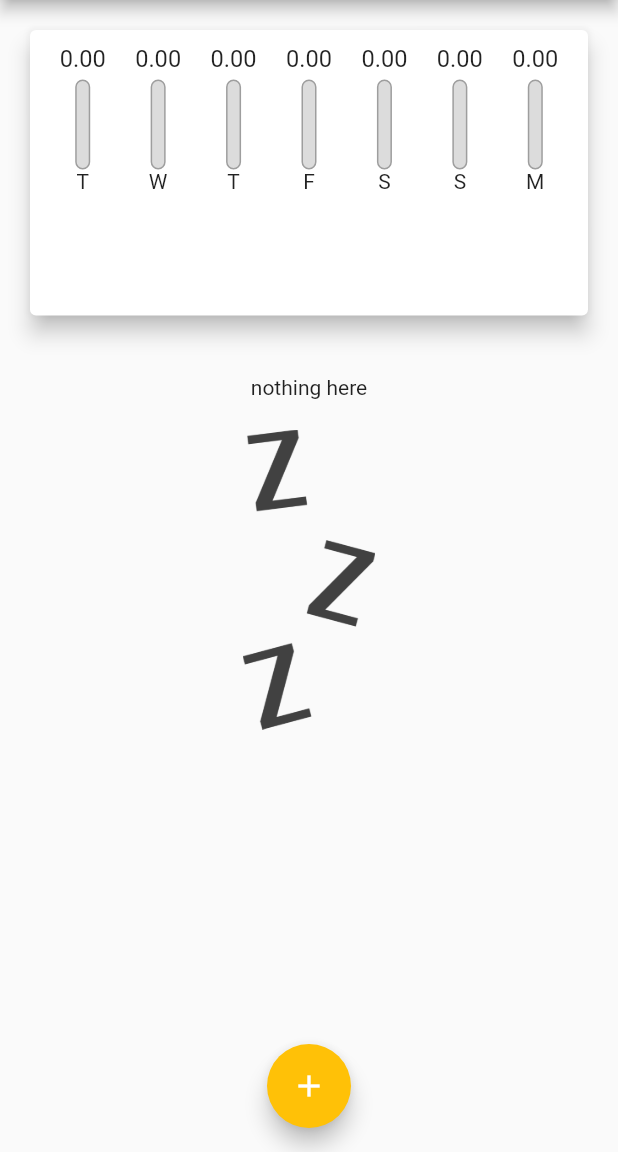
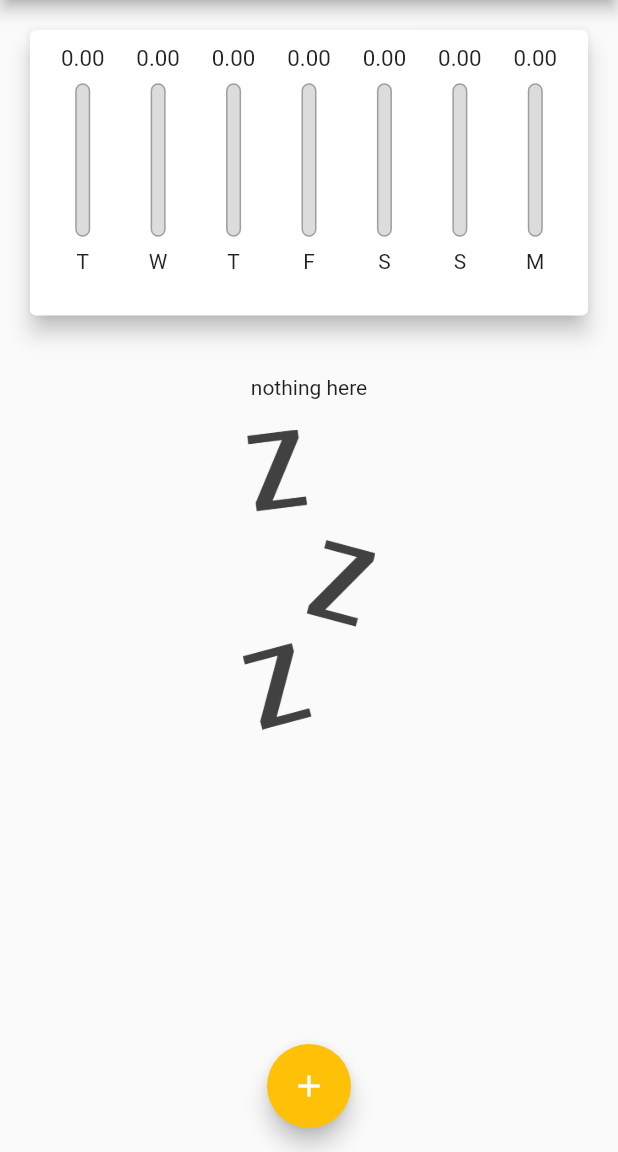
Before and after one commit to Dracorike/Financas, a Flutter app: the screen it shows after launch, on a phone screen of 412 x 824 dp, the part 84-1236 px from its top. Run offline on Flutter 3.47's test engine with Material 2 defaults, Android fonts, the phone set to English and light mode, and no system bars; Roboto replaces fonts that are missing (Arial).

Commit message:
[main] Reforma no chart_bar.

```diff
--- a/lib/ui/components/chart_bar.dart
+++ b/lib/ui/components/chart_bar.dart
@@ -13,20 +13,19 @@ class ChartBar extends StatelessWidget {
 
   @override
   Widget build(BuildContext context) {
+    return LayoutBuilder(builder: (context, constraint) {
       return Column(
         children: [
           SizedBox(
-          height: 18,
+            height: constraint.maxHeight * 0.1,
             child: FittedBox(
               child: Text(value.toStringAsFixed(2)),
             ),
           ),
-        const SizedBox(
-          height: 5,
-        ),
+          SizedBox(height: constraint.maxHeight * 0.05),
           SizedBox(
             width: 10,
-          height: 60,
+            height: constraint.maxHeight * 0.6,
             child: Stack(
               alignment: Alignment.bottomCenter,
               children: [
@@ -53,8 +52,12 @@ class ChartBar extends StatelessWidget {
               ],
             ),
           ),
+          SizedBox(
+            height: constraint.maxHeight * 0.05,
+          ),
           Text(label),
         ],
       );
+    });
   }
 }
```
Lines whose indentation alone changed are shown as unchanged.
